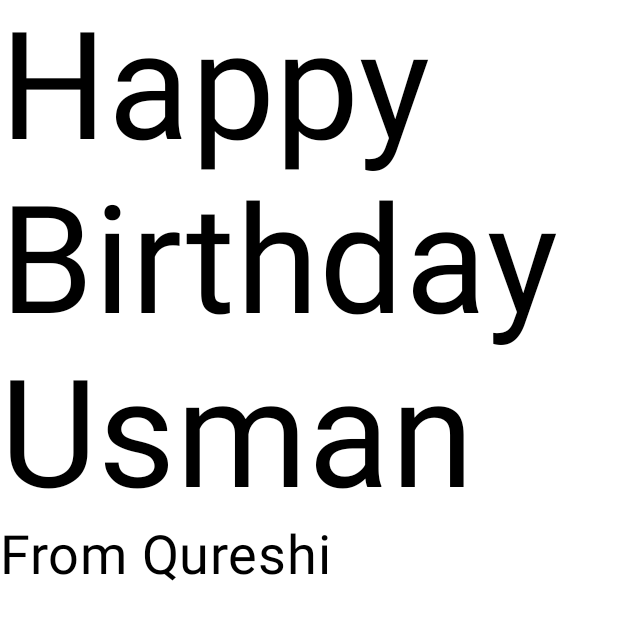
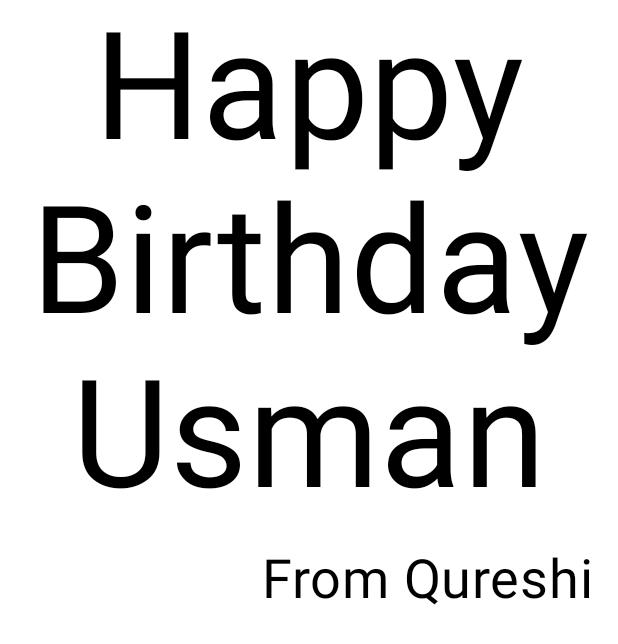
Before and after one commit to UsmanQT/kotlin-android-learn, an Android app built with Jetpack Compose: the @Preview function GreetingPreview, on a phone screen of 412 x 824 dp. Shown: the top 644 px of the screen. Run offline under Robolectric (Android 15) with nearby library versions, the light colour scheme and no system bars.

Commit message:
centered the texts and added padding through modifiers

```diff
--- a/app/src/main/java/com/example/birthdaycard/BirthdayCardActivity.kt
+++ b/app/src/main/java/com/example/birthdaycard/BirthdayCardActivity.kt
@@ -3,9 +3,8 @@ package com.example.birthdaycard
 import android.os.Bundle
 import androidx.activity.ComponentActivity
 import androidx.activity.compose.setContent
-import androidx.compose.foundation.layout.Box
+import androidx.compose.foundation.layout.Arrangement
 import androidx.compose.foundation.layout.Column
-import androidx.compose.foundation.layout.Row
 import androidx.compose.foundation.layout.fillMaxSize
 import androidx.compose.foundation.layout.padding
 import androidx.compose.material3.MaterialTheme
@@ -14,11 +13,11 @@ import androidx.compose.material3.Text
 import androidx.compose.runtime.Composable
 import androidx.compose.ui.Alignment
 import androidx.compose.ui.Modifier
-import androidx.compose.ui.graphics.Color
+import androidx.compose.ui.text.style.TextAlign
 import androidx.compose.ui.tooling.preview.Preview
 import androidx.compose.ui.unit.dp
 import androidx.compose.ui.unit.sp
-import com.example.birthdayCard.ui.theme.BirthdayCardTheme
+import com.example.birthdaycard.ui.theme.BirthdayCardTheme
 
 class BirthdayCardActivity : ComponentActivity() {
     override fun onCreate(savedInstanceState: Bundle?) {
@@ -27,6 +26,7 @@ class BirthdayCardActivity : ComponentActivity() {
             BirthdayCardTheme {
                 // A surface container using the 'background' color from the theme
                 Surface(modifier = Modifier.fillMaxSize(), color = MaterialTheme.colorScheme.background) {
+                    GreetingText(message = "Happy Birthday Usman", from = "From Qureshi", modifier = Modifier.padding(8.dp))
                 }
             }
         }
@@ -35,15 +35,23 @@ class BirthdayCardActivity : ComponentActivity() {
 
 @Composable
 fun GreetingText(message: String, from: String, modifier: Modifier = Modifier) {
-    Column(modifier = modifier) {
+    Column(
+        modifier = modifier,
+        verticalArrangement = Arrangement.Center
+    ) {
         Text(
             fontSize = 100.sp,
             lineHeight = 116.sp,
-            text = message
+            text = message,
+            textAlign = TextAlign.Center
         )
         Text(
             text = from,
-            fontSize = 36.sp
+            fontSize = 36.sp,
+            modifier = Modifier
+                .padding(16.dp)
+                .align(alignment = Alignment.End)
+
         )
     }
 
--- a/app/src/main/java/com/example/birthdaycard/ui/theme/Color.kt
+++ b/app/src/main/java/com/example/birthdaycard/ui/theme/Color.kt
@@ -1,4 +1,4 @@
-package com.example.birthdayCard.ui.theme
+package com.example.birthdaycard.ui.theme
 
 import androidx.compose.ui.graphics.Color
 
--- a/app/src/main/java/com/example/birthdaycard/ui/theme/Theme.kt
+++ b/app/src/main/java/com/example/birthdaycard/ui/theme/Theme.kt
@@ -1,4 +1,4 @@
-package com.example.birthdayCard.ui.theme
+package com.example.birthdaycard.ui.theme
 
 import android.app.Activity
 import android.os.Build
--- a/app/src/main/java/com/example/birthdaycard/ui/theme/Type.kt
+++ b/app/src/main/java/com/example/birthdaycard/ui/theme/Type.kt
@@ -1,4 +1,4 @@
-package com.example.birthdayCard.ui.theme
+package com.example.birthdaycard.ui.theme
 
 import androidx.compose.material3.Typography
 import androidx.compose.ui.text.TextStyle
```
